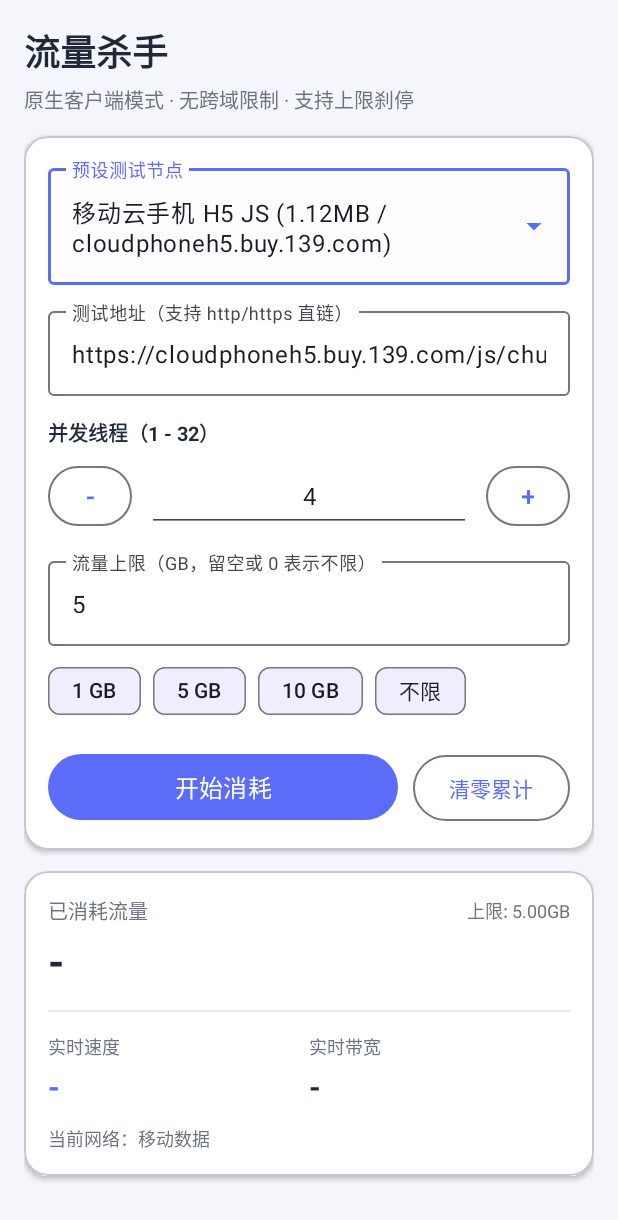
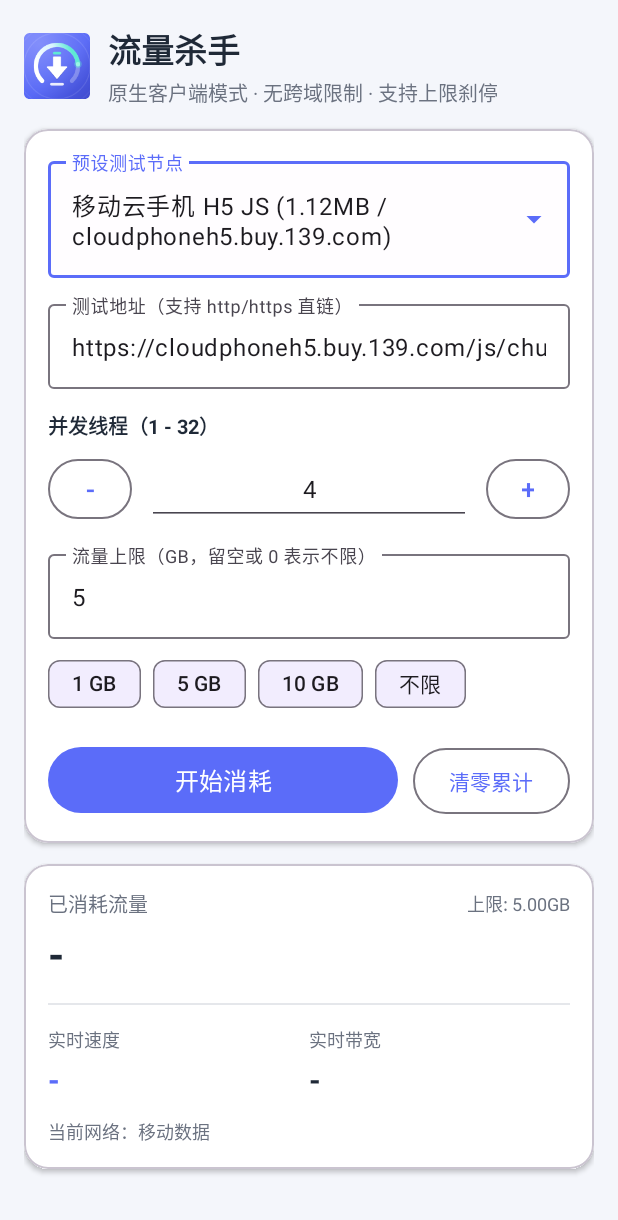
Before and after one commit to haixing1001/traffic-killer-android, an Android app: the screen it shows after launch (MainActivity), on a phone screen of 412 x 824 dp. Shown: the top 1220 px of the screen. Run offline under Robolectric (Android 15) with nearby library versions, the phone set to English and light mode, and no system bars.

Commit message:
feat: add adaptive launcher icon, notification icon, and header badge (v1.0.1)

```diff
--- a/app/build.gradle.kts
+++ b/app/build.gradle.kts
@@ -11,8 +11,8 @@ android {
         applicationId = "com.traffickiller.android"
         minSdk = 26
         targetSdk = 35
-        versionCode = 1
-        versionName = "1.0.0"
+        versionCode = 2
+        versionName = "1.0.1"
 
         testInstrumentationRunner = "androidx.test.runner.AndroidJUnitRunner"
     }
--- a/app/src/main/AndroidManifest.xml
+++ b/app/src/main/AndroidManifest.xml
@@ -10,7 +10,9 @@
 
     <application
         android:allowBackup="true"
+        android:icon="@mipmap/ic_launcher"
         android:label="@string/app_name"
+        android:roundIcon="@mipmap/ic_launcher_round"
         android:supportsRtl="true"
         android:theme="@style/Theme.TrafficKiller"
         android:usesCleartextTraffic="true">
--- a/app/src/main/java/com/traffickiller/android/TrafficForegroundService.kt
+++ b/app/src/main/java/com/traffickiller/android/TrafficForegroundService.kt
@@ -387,7 +387,7 @@ class TrafficForegroundService : Service() {
         val speedStr = TrafficUnitFormatter.formatSpeed(speedBytesPerSec)
 
         val builder = NotificationCompat.Builder(this, CHANNEL_ID)
-            .setSmallIcon(android.R.drawable.stat_sys_download)
+            .setSmallIcon(R.drawable.ic_notification_traffic)
             .setContentTitle("已消耗 $consumedStr$limitStr · $speedStr")
             .setContentText(channelText)
             .setOngoing(true)
--- /dev/null
+++ b/app/src/main/res/drawable/ic_launcher_background.xml
@@ -0,0 +1,60 @@
+<?xml version="1.0" encoding="utf-8"?>
+<vector xmlns:android="http://schemas.android.com/apk/res/android"
+    xmlns:aapt="http://schemas.android.com/aapt"
+    android:width="108dp"
+    android:height="108dp"
+    android:viewportWidth="108"
+    android:viewportHeight="108">
+
+    <!-- Diagonal indigo-violet gradient -->
+    <path android:pathData="M 0,0 L 108,0 L 108,108 L 0,108 Z">
+        <aapt:attr name="android:fillColor">
+            <gradient
+                android:endX="108"
+                android:endY="108"
+                android:startX="0"
+                android:startY="0"
+                android:type="linear">
+                <item
+                    android:color="#6E7BFF"
+                    android:offset="0.0" />
+                <item
+                    android:color="#5566F6"
+                    android:offset="0.52" />
+                <item
+                    android:color="#343CB8"
+                    android:offset="1.0" />
+            </gradient>
+        </aapt:attr>
+    </path>
+
+    <!-- Soft top-left radial glow -->
+    <path android:pathData="M 0,0 L 108,0 L 108,108 L 0,108 Z">
+        <aapt:attr name="android:fillColor">
+            <gradient
+                android:centerX="36"
+                android:centerY="30"
+                android:gradientRadius="62"
+                android:type="radial">
+                <item
+                    android:color="#38FFFFFF"
+                    android:offset="0.0" />
+                <item
+                    android:color="#00FFFFFF"
+                    android:offset="1.0" />
+            </gradient>
+        </aapt:attr>
+    </path>
+
+    <!-- Subtle concentric signal rings -->
+    <path
+        android:pathData="M 18,54 A 36,36 0 1,0 90,54 A 36,36 0 1,0 18,54 Z"
+        android:strokeAlpha="0.11"
+        android:strokeColor="#FFFFFF"
+        android:strokeWidth="1.2" />
+    <path
+        android:pathData="M 9,54 A 45,45 0 1,0 99,54 A 45,45 0 1,0 9,54 Z"
+        android:strokeAlpha="0.06"
+        android:strokeColor="#FFFFFF"
+        android:strokeWidth="1.2" />
+</vector>
--- /dev/null
+++ b/app/src/main/res/drawable/ic_launcher_foreground.xml
@@ -0,0 +1,75 @@
+<?xml version="1.0" encoding="utf-8"?>
+<vector xmlns:android="http://schemas.android.com/apk/res/android"
+    xmlns:aapt="http://schemas.android.com/aapt"
+    android:width="108dp"
+    android:height="108dp"
+    android:viewportWidth="108"
+    android:viewportHeight="108">
+
+    <!-- Background gauge track (270 degrees, within safe zone) -->
+    <path
+        android:pathData="M 37.74,70.26 A 23,23 0 1,1 70.26,70.26"
+        android:strokeAlpha="0.28"
+        android:strokeColor="#FFFFFF"
+        android:strokeLineCap="round"
+        android:strokeWidth="4.6" />
+
+    <!-- Active speed arc with white-to-mint gradient -->
+    <path
+        android:pathData="M 37.74,70.26 A 23,23 0 1,1 76.91,52.00"
+        android:strokeLineCap="round"
+        android:strokeWidth="4.8">
+        <aapt:attr name="android:strokeColor">
+            <gradient
+                android:endX="76.91"
+                android:endY="52.00"
+                android:startX="37.74"
+                android:startY="70.26"
+                android:type="linear">
+                <item
+                    android:color="#FFFFFF"
+                    android:offset="0.0" />
+                <item
+                    android:color="#D8F3FF"
+                    android:offset="0.62" />
+                <item
+                    android:color="#5EEAD4"
+                    android:offset="1.0" />
+            </gradient>
+        </aapt:attr>
+    </path>
+
+    <!-- Glowing arc tip dot -->
+    <path
+        android:fillAlpha="0.35"
+        android:fillColor="#5EEAD4"
+        android:pathData="M 72.71,52.00 A 4.2,4.2 0 1,0 81.11,52.00 A 4.2,4.2 0 1,0 72.71,52.00 Z" />
+    <path
+        android:fillColor="#99F6E4"
+        android:pathData="M 74.51,52.00 A 2.4,2.4 0 1,0 79.31,52.00 A 2.4,2.4 0 1,0 74.51,52.00 Z" />
+
+    <!-- Soft drop shadow under central arrow -->
+    <path
+        android:fillAlpha="0.24"
+        android:fillColor="#1E1B4B"
+        android:pathData="M 50.5,46.3 L 57.5,46.3 L 57.5,57.0 L 64.2,57.0 L 54.0,69.0 L 43.8,57.0 L 50.5,57.0 Z" />
+
+    <!-- Top high-speed pill -->
+    <path
+        android:fillColor="#5EEAD4"
+        android:pathData="M 51.0,38.5 L 57.0,38.5 A 1.5,1.5 0 0,1 57.0,41.5 L 51.0,41.5 A 1.5,1.5 0 0,1 51.0,38.5 Z" />
+
+    <!-- Central bold download arrow -->
+    <path
+        android:fillColor="#FFFFFF"
+        android:pathData="M 50.5,44.5 L 57.5,44.5 L 57.5,55.2 L 64.2,55.2 L 54.0,67.2 L 43.8,55.2 L 50.5,55.2 Z"
+        android:strokeColor="#FFFFFF"
+        android:strokeLineJoin="round"
+        android:strokeWidth="1.6" />
+
+    <!-- Bottom traffic bar indicator -->
+    <path
+        android:fillAlpha="0.88"
+        android:fillColor="#FFFFFF"
+        android:pathData="M 47.9,72.5 L 60.1,72.5 A 1.4,1.4 0 0,1 60.1,75.3 L 47.9,75.3 A 1.4,1.4 0 0,1 47.9,72.5 Z" />
+</vector>
--- /dev/null
+++ b/app/src/main/res/drawable/ic_launcher_monochrome.xml
@@ -0,0 +1,28 @@
+<?xml version="1.0" encoding="utf-8"?>
+<vector xmlns:android="http://schemas.android.com/apk/res/android"
+    android:width="108dp"
+    android:height="108dp"
+    android:viewportWidth="108"
+    android:viewportHeight="108">
+
+    <path
+        android:pathData="M 37.74,70.26 A 23,23 0 1,1 76.91,52.00"
+        android:strokeColor="#FFFFFF"
+        android:strokeLineCap="round"
+        android:strokeWidth="4.8" />
+
+    <path
+        android:fillColor="#FFFFFF"
+        android:pathData="M 51.0,38.5 L 57.0,38.5 A 1.5,1.5 0 0,1 57.0,41.5 L 51.0,41.5 A 1.5,1.5 0 0,1 51.0,38.5 Z" />
+
+    <path
+        android:fillColor="#FFFFFF"
+        android:pathData="M 50.5,44.5 L 57.5,44.5 L 57.5,55.2 L 64.2,55.2 L 54.0,67.2 L 43.8,55.2 L 50.5,55.2 Z"
+        android:strokeColor="#FFFFFF"
+        android:strokeLineJoin="round"
+        android:strokeWidth="1.6" />
+
+    <path
+        android:fillColor="#FFFFFF"
+        android:pathData="M 47.9,72.5 L 60.1,72.5 A 1.4,1.4 0 0,1 60.1,75.3 L 47.9,75.3 A 1.4,1.4 0 0,1 47.9,72.5 Z" />
+</vector>
--- /dev/null
+++ b/app/src/main/res/drawable/ic_notification_traffic.xml
@@ -0,0 +1,24 @@
+<?xml version="1.0" encoding="utf-8"?>
+<vector xmlns:android="http://schemas.android.com/apk/res/android"
+    android:width="24dp"
+    android:height="24dp"
+    android:viewportWidth="24"
+    android:viewportHeight="24">
+
+    <!-- 270-degree speed gauge arc -->
+    <path
+        android:pathData="M 6.34,17.66 A 8,8 0 1,1 17.66,17.66"
+        android:strokeColor="#FFFFFF"
+        android:strokeLineCap="round"
+        android:strokeWidth="2.1" />
+
+    <!-- Central downward download arrow -->
+    <path
+        android:fillColor="#FFFFFF"
+        android:pathData="M 10.6,7.5 L 13.4,7.5 L 13.4,12.2 L 16.0,12.2 L 12.0,16.8 L 8.0,12.2 L 10.6,12.2 Z" />
+
+    <!-- Bottom bar -->
+    <path
+        android:fillColor="#FFFFFF"
+        android:pathData="M 9.2,18.6 L 14.8,18.6 A 0.8,0.8 0 0,1 14.8,20.2 L 9.2,20.2 A 0.8,0.8 0 0,1 9.2,18.6 Z" />
+</vector>
--- a/app/src/main/res/layout/activity_main.xml
+++ b/app/src/main/res/layout/activity_main.xml
@@ -13,21 +13,42 @@
         android:padding="16dp">
 
         <!-- Header -->
+        <LinearLayout
+            android:layout_width="match_parent"
+            android:layout_height="wrap_content"
+            android:gravity="center_vertical"
+            android:orientation="horizontal">
+
+            <ImageView
+                android:layout_width="44dp"
+                android:layout_height="44dp"
+                android:contentDescription="@string/app_name"
+                android:src="@mipmap/ic_launcher_round" />
+
+            <LinearLayout
+                android:layout_width="0dp"
+                android:layout_height="wrap_content"
+                android:layout_marginStart="12dp"
+                android:layout_weight="1"
+                android:orientation="vertical">
+
                 <TextView
                     android:layout_width="wrap_content"
                     android:layout_height="wrap_content"
                     android:text="@string/app_name"
                     android:textColor="@color/text_primary"
-            android:textSize="24sp"
+                    android:textSize="22sp"
                     android:textStyle="bold" />
 
                 <TextView
                     android:layout_width="wrap_content"
                     android:layout_height="wrap_content"
-            android:layout_marginTop="4dp"
+                    android:layout_marginTop="2dp"
                     android:text="@string/subtitle"
                     android:textColor="@color/text_secondary"
                     android:textSize="13sp" />
+            </LinearLayout>
+        </LinearLayout>
 
         <!-- Status Banner -->
         <TextView
--- /dev/null
+++ b/app/src/main/res/mipmap-anydpi-v26/ic_launcher.xml
@@ -0,0 +1,6 @@
+<?xml version="1.0" encoding="utf-8"?>
+<adaptive-icon xmlns:android="http://schemas.android.com/apk/res/android">
+    <background android:drawable="@drawable/ic_launcher_background" />
+    <foreground android:drawable="@drawable/ic_launcher_foreground" />
+    <monochrome android:drawable="@drawable/ic_launcher_monochrome" />
+</adaptive-icon>
--- /dev/null
+++ b/app/src/main/res/mipmap-anydpi-v26/ic_launcher_round.xml
@@ -0,0 +1,6 @@
+<?xml version="1.0" encoding="utf-8"?>
+<adaptive-icon xmlns:android="http://schemas.android.com/apk/res/android">
+    <background android:drawable="@drawable/ic_launcher_background" />
+    <foreground android:drawable="@drawable/ic_launcher_foreground" />
+    <monochrome android:drawable="@drawable/ic_launcher_monochrome" />
+</adaptive-icon>
```
Lines whose indentation alone changed are shown as unchanged.
